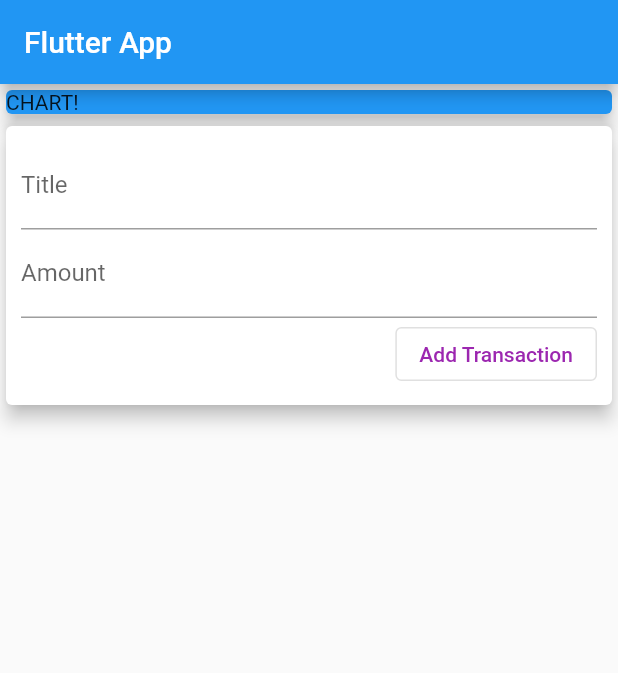
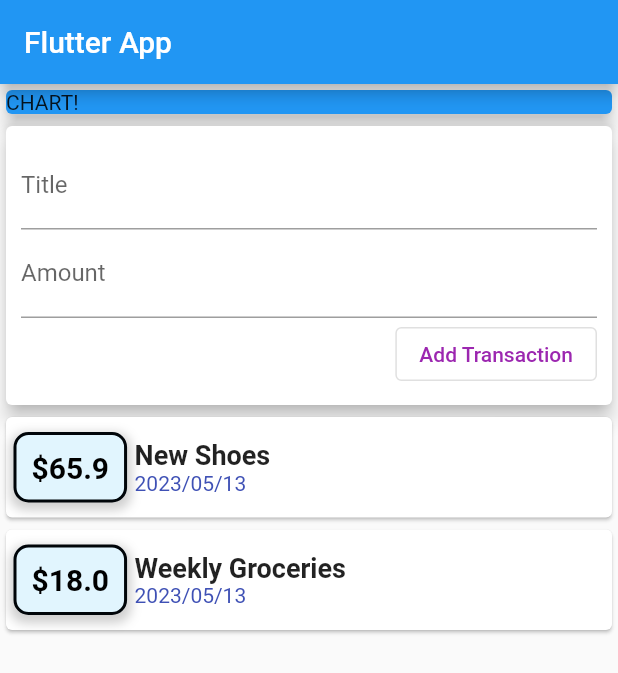
Before and after one commit to dhruvgupta311/Expenses-APP, a Flutter app: the screen it shows after launch, after a tap on "Add Transaction", on a phone screen of 412 x 824 dp. Shown: the top 673 px of the screen. Run offline on Flutter 3.47's test engine with Material 2 defaults, Android fonts, the phone set to English and light mode, and no system bars.

Commit message:
add transaction

```diff
--- a/lib/main.dart
+++ b/lib/main.dart
@@ -1,6 +1,8 @@
+import 'package:expenses_app/widgets/new_transaction.dart';
+import 'package:expenses_app/widgets/user_transaction.dart';
 import 'package:flutter/material.dart';
 import 'models/transaction.dart';
-
+import './widgets/transaction_list.dart';
 void main() {
   runApp(MyApp());
 }
@@ -41,43 +43,8 @@ class MyHomePage extends StatelessWidget{
               elevation: 5,
             ),
           ),
-
-          Card(
-            elevation: 5,
-            child:Container(
-              padding: EdgeInsets.all(10),
-            child: Column(
-              crossAxisAlignment: CrossAxisAlignment.end,
-              children: <Widget>[
-              TextField(
-                decoration: InputDecoration(labelText: 'Title'),
-                controller:titleController,
-                // onChanged: (val){
-                //   titleInput=val;
-                // },
-                ),
-              TextField(
-                decoration: InputDecoration(labelText: 'Amount'),
-                controller: amountController,
-                // onChanged: (val){
-                //   amountInput=val;
-                // },
-                ),
-              OutlinedButton(
-                onPressed: (){
-                  print(titleController.text);
-                },
-              child: Text('Add Transaction',
-              style: TextStyle(
-               color: Colors.purple,),
-              ),
-              ),
-            ],
-            ),
-          ),
-         ),
-
-
+         ///////////////////////////////
+       UserTransactions(),
         ],
       ),
     );
--- /dev/null
+++ b/lib/widgets/new_transaction.dart
@@ -0,0 +1,46 @@
+import 'package:flutter/material.dart';
+
+class NewTransation extends StatelessWidget {
+   final titleController=TextEditingController();
+  final amountController=TextEditingController();
+  final Function addTx;
+
+  NewTransation(this.addTx);
+  @override
+  Widget build(BuildContext context) {
+    return  Card(
+            elevation: 5,
+            child:Container(
+              padding: EdgeInsets.all(10),
+            child: Column(
+              crossAxisAlignment: CrossAxisAlignment.end,
+              children: <Widget>[
+              TextField(
+                decoration: InputDecoration(labelText: 'Title'),
+                controller:titleController,
+                // onChanged: (val){
+                //   titleInput=val;
+                // },
+                ),
+              TextField(
+                decoration: InputDecoration(labelText: 'Amount'),
+                controller: amountController,
+                // onChanged: (val){
+                //   amountInput=val;
+                // },
+                ),
+              OutlinedButton(
+                onPressed: (){
+                  addTx(titleController.text,double.parse(amountController.text),);
+                },
+              child: Text('Add Transaction',
+              style: TextStyle(
+               color: Colors.purple,),
+              ),
+              ),
+            ],
+            ),
+          ),
+         );
+  }
+}
--- a/lib/widgets/transaction_list.dart
+++ b/lib/widgets/transaction_list.dart
@@ -4,23 +4,13 @@ import 'package:flutter/src/widgets/placeholder.dart';
 import '../models/transaction.dart';
 import 'package:intl/intl.dart';
 
-class TransactionList extends StatefulWidget{
-
-  @override
-  _TransactionListState createState() => _TransactionListState();
-}
-
-class _TransactionListState extends State<TransactionList>{
-  final List<Transaction> _userTransactions=[
-    Transaction(
-        id: 't1', title: 'New Shoes', amount: 65.9, date: DateTime.now()),
-    Transaction(
-        id: 't2', title: 'Weekly Groceries', amount: 18, date: DateTime.now()),
-  ];
+class TransactionList extends StatelessWidget{
+  final List<Transaction> transactions;
+  TransactionList(this.transactions);
   @override
   Widget build(BuildContext context){
     return   Column(
-            children: _userTransactions.map((tx) {
+            children: transactions.map((tx) {
               return Card(
                 child: Row(
                   children: <Widget>[
--- /dev/null
+++ b/lib/widgets/user_transaction.dart
@@ -0,0 +1,31 @@
+import 'package:flutter/material.dart';
+import './new_transaction.dart';
+import './transaction_list.dart';
+import '../models/transaction.dart';
+class UserTransactions extends StatefulWidget {
+
+  @override
+  _UserTransactionsState createState() => _UserTransactionsState();
+}
+
+class _UserTransactionsState extends State<UserTransactions> {
+   final List<Transaction> _userTransactions=[
+    Transaction(
+        id: 't1', title: 'New Shoes', amount: 65.9, date: DateTime.now()),
+    Transaction(
+        id: 't2', title: 'Weekly Groceries', amount: 18, date: DateTime.now()),
+  ];
+  void _addNewTransactions(String txTitle,double txAmount){
+    final newTx=Transaction(id: DateTime.now().toString(), title: txTitle, amount: txAmount, date: DateTime.now());
+  setState((){
+    _userTransactions.add(newTx);
+  });
+}
+  @override
+  Widget build(BuildContext context) {
+    return Column(children: <Widget>[
+       NewTransation(_addNewTransactions),
+        TransactionList(_userTransactions),
+    ],);
+  }
+}
```
